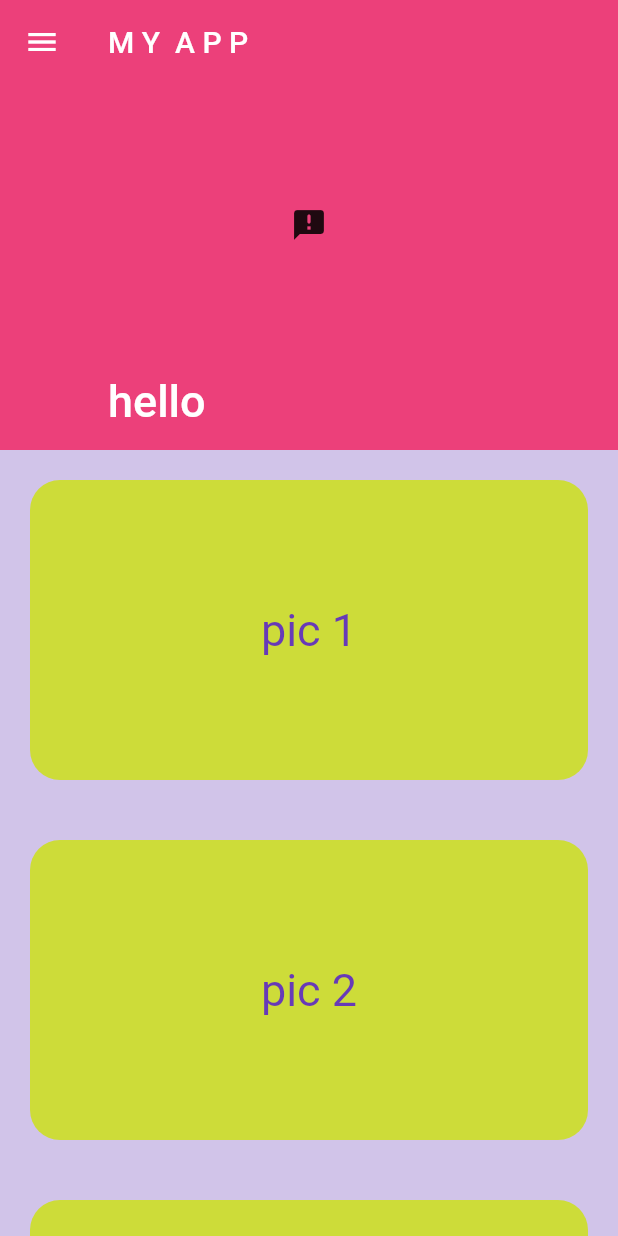
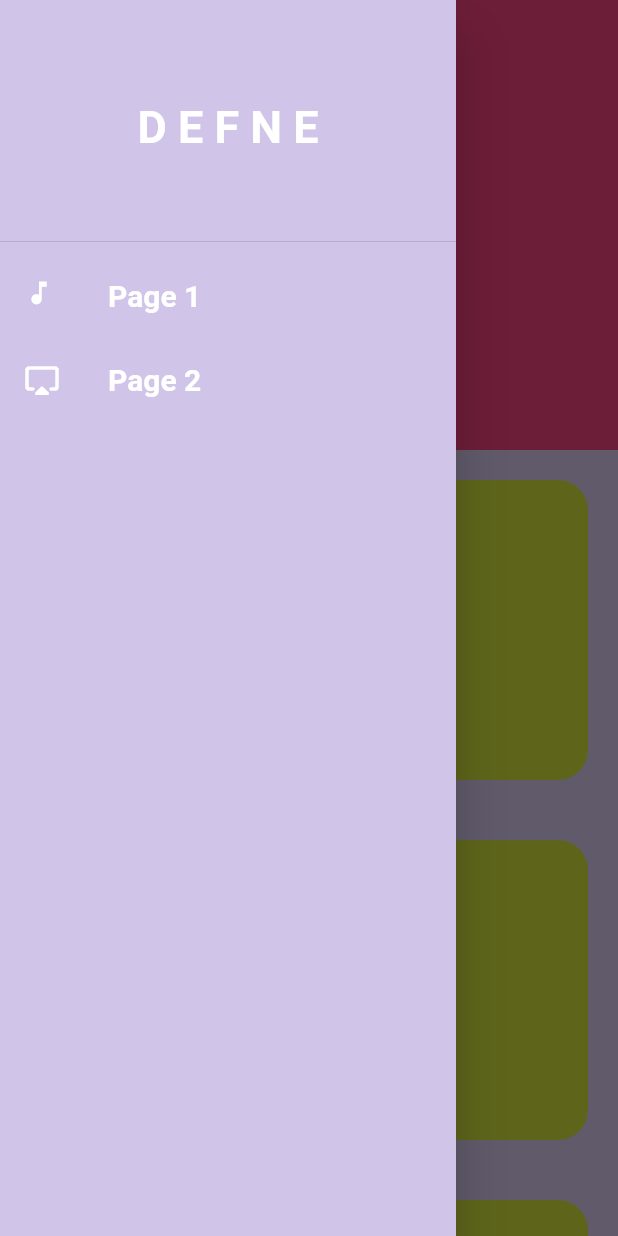
Before and after one commit to defneulusoy/sliver_app_bar, a Flutter app: the screen it shows after launch, with the side drawer open (before the commit the screen has no drawer), on a phone screen of 412 x 824 dp. Run offline on Flutter 3.47's test engine with Material 2 defaults, Android fonts, the phone set to English and light mode, and no system bars.

```diff
--- a/lib/homepage.dart
+++ b/lib/homepage.dart
@@ -1,8 +1,10 @@
 import 'package:flutter/material.dart';
-
+import 'package:sliver_app_bar/pages/secondPage.dart';
+import 'pages/firstPage.dart';
 import 'picture_cards/firstPic.dart';
 import 'picture_cards/secondPic.dart';
 import 'picture_cards/thirdPic.dart';
+import 'pages/secondPage.dart';
 
 class HomePage extends StatefulWidget {
   const HomePage({Key? key}) : super(key: key);
@@ -20,7 +22,7 @@ class _HomePageState extends State<HomePage> {
         slivers: [
           SliverAppBar(
             backgroundColor: Colors.deepPurple,
-            leading: Icon(Icons.menu),
+            //leading: Icon(Icons.menu),
             title: Text('M Y  A P P'),
             elevation: 0,
             collapsedHeight: 100,
@@ -33,7 +35,7 @@ class _HomePageState extends State<HomePage> {
               title: Text('hello'),
               background: Container(
                 color: Colors.pink[400],
-                child: Icon(Icons.announcement_rounded),
+                child: Icon(Icons.announcement_rounded, color: Colors.white,),
               ),
             ),
           ),
@@ -42,8 +44,7 @@ class _HomePageState extends State<HomePage> {
               child: GestureDetector(
             onTap: () {
               Navigator.push(
-                  context, MaterialPageRoute(
-                    builder: (context) => firstPic()));
+                  context, MaterialPageRoute(builder: (context) => firstPic()));
             },
             child: Padding(
               padding: const EdgeInsets.all(20.0),
@@ -68,11 +69,10 @@ class _HomePageState extends State<HomePage> {
             ),
           )),
           SliverToBoxAdapter(
-               child: GestureDetector(
+              child: GestureDetector(
             onTap: () {
-              Navigator.push(
-                  context, MaterialPageRoute(
-                    builder: (context) => secondPic()));
+              Navigator.push(context,
+                  MaterialPageRoute(builder: (context) => secondPic()));
             },
             child: Padding(
               padding: const EdgeInsets.all(20.0),
@@ -97,11 +97,10 @@ class _HomePageState extends State<HomePage> {
             ),
           )),
           SliverToBoxAdapter(
-               child: GestureDetector(
+              child: GestureDetector(
             onTap: () {
               Navigator.push(
-                  context, MaterialPageRoute(
-                    builder: (context) => thirdPic()));
+                  context, MaterialPageRoute(builder: (context) => thirdPic()));
             },
             child: Padding(
               padding: const EdgeInsets.all(20.0),
@@ -127,6 +126,53 @@ class _HomePageState extends State<HomePage> {
           ))
         ],
       ),
+      drawer: Drawer(
+        child: Container(
+          color: Colors.deepPurple[100],
+          child: ListView(
+            children: [
+              DrawerHeader(
+                  child: Center(
+                child: Text(
+                  'D E F N E',
+                  style: TextStyle(
+                      fontWeight: FontWeight.bold,
+                      fontSize: 30,
+                      color: Colors.white),
+                ),
+              )),
+              ListTile(
+                leading: Icon(Icons.music_note, size: 20, color: Colors.white),
+                title: Text(
+                  'Page 1',
+                  style: TextStyle(
+                      fontWeight: FontWeight.w600,
+                      fontSize: 20,
+                      color: Colors.white),
+                ),
+                onTap: () {
+                  Navigator.of(context).push(
+                      MaterialPageRoute(builder: ((context) => firstPage())));
+                },
+
+              ),
+              ListTile(
+                leading: Icon(Icons.airplay_rounded, color: Colors.white,),
+                title: Text(
+                  'Page 2',
+                style: TextStyle(
+                      fontWeight: FontWeight.w600,
+                      fontSize: 20,
+                      color: Colors.white ),
+              ),
+              onTap: () {
+                  Navigator.of(context).push(
+                      MaterialPageRoute(builder: ((context) => secondPage())));
+                })
+            ],
+          ),
+        ),
+      ),
     );
   }
 }
--- a/lib/task.dart
+++ b/lib/task.dart
@@ -1,3 +1,5 @@
 /*
-fix going back to the homepage when the screen is tapped
+put stuff in all the pages and then in the cards
+put in more list tiles to the drawer
+  -add a back to home screen button to the list tile pages
 */
```
Also changed, not shown: lib/buttons/morphButton.dart (added, +45 -0 lines), lib/pages/firstPage.dart (added, +46 -0 lines), lib/pages/secondPage.dart (added, +44 -0 lines), lib/picture_cards/firstPic.dart (+4 -4 lines), lib/picture_cards/secondPic.dart (+5 -2 lines), lib/picture_cards/thirdPic.dart (+5 -2 lines).
